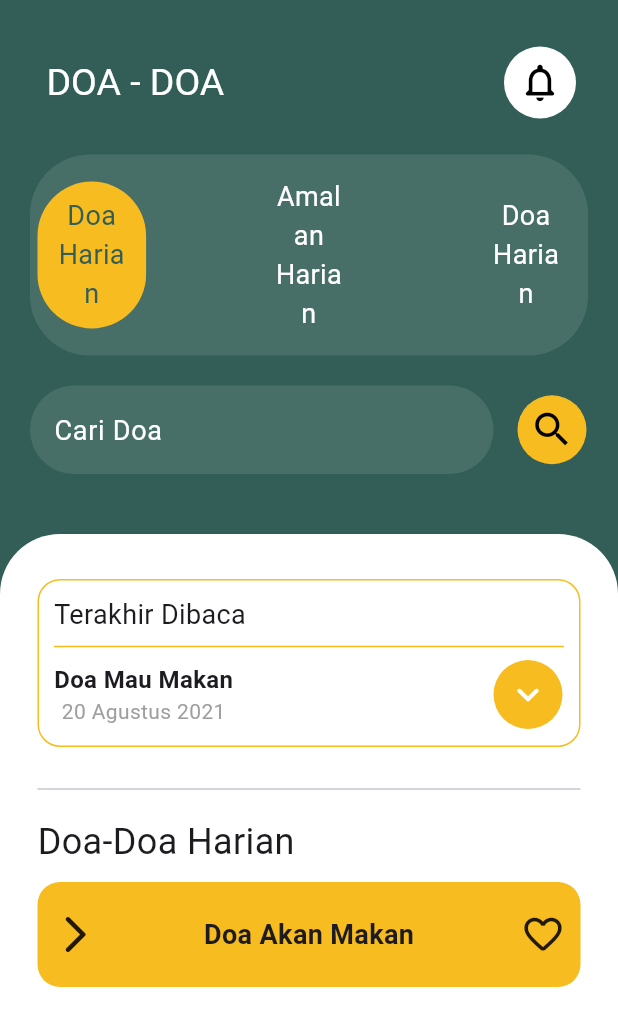
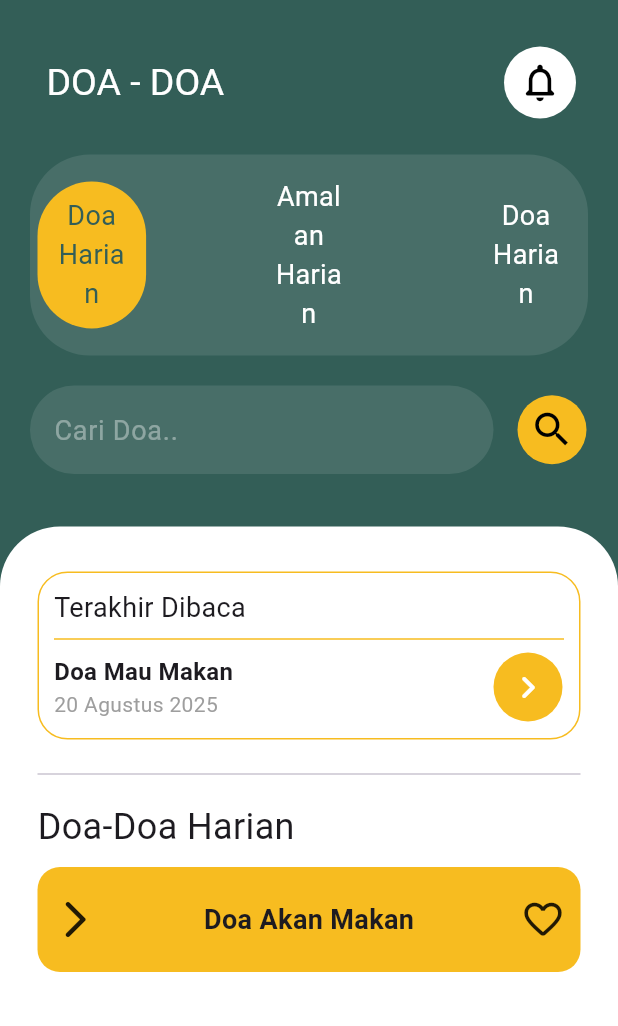
Before and after one commit to annasnurdin/doanya, a Flutter app: the screen it shows after launch, on a phone screen of 412 x 824 dp. Shown: the top 1026 px of the screen. Run offline on Flutter 3.47's test engine with Material 3 defaults, Android fonts, the phone set to English and light mode, and no system bars; our stand-ins replace google_fonts; Roboto replaces fonts that are missing (Poppins).

Commit message:
Perbaikan di doa terkahir dibaca

```diff
--- a/lib/pages/home.dart
+++ b/lib/pages/home.dart
@@ -135,9 +135,9 @@ class _HomeState extends State<Home> {
                     decoration: InputDecoration(
                       filled: true,
                       fillColor: Colors.white10,
-                      hintText: 'Cari Doa',
+                      hintText: 'Cari Doa..',
                       hintStyle: TextStyle(
-                        color: Colors.white,
+                        color: Colors.white38,
                         fontFamily: 'Poppins',
                       ),
                       border: OutlineInputBorder(
@@ -167,7 +167,7 @@ class _HomeState extends State<Home> {
               ],
             ),
           ),
-          const SizedBox(height: 40.0),
+          const SizedBox(height: 35.0),
           // List Doa
           Container(
             width: MediaQuery.of(context).size.width,
@@ -190,8 +190,8 @@ class _HomeState extends State<Home> {
                     padding: const EdgeInsets.all(10.0),
                     width: MediaQuery.of(context).size.width,
                     decoration: BoxDecoration(
-                      color: Colors.white12,
-                      borderRadius: BorderRadius.circular(15.0),
+                      color: Colors.white70,
+                      borderRadius: BorderRadius.circular(20.0),
                       border: Border.all(color: secondaryColor),
                     ),
                     child: Column(
@@ -199,13 +199,12 @@ class _HomeState extends State<Home> {
                       children: [
                         const Text('Terakhir Dibaca',
                             style: TextStyle(fontSize: 18.0)),
-                        Divider(
-                          color: secondaryColor,
-                        ),
+                        Divider(color: secondaryColor),
                         Row(
                           mainAxisAlignment: MainAxisAlignment.spaceBetween,
                           children: [
                             const Column(
+                              crossAxisAlignment: CrossAxisAlignment.start,
                               children: [
                                 Text(
                                   'Doa Mau Makan',
@@ -215,12 +214,14 @@ class _HomeState extends State<Home> {
                                     fontWeight: FontWeight.bold,
                                   ),
                                 ),
-                                Text('20 Agustus 2021',
+                                Text(
+                                  '20 Agustus 2025',
                                   style: TextStyle(
                                     fontSize: 14.0,
                                     fontFamily: 'Poppins',
                                     color: Colors.grey,
-                                    )),
+                                  ),
+                                ),
                               ],
                             ),
                             IconButton(
@@ -235,7 +236,7 @@ class _HomeState extends State<Home> {
                                 ),
                               ),
                               icon: const Icon(
-                                Icons.keyboard_arrow_down_rounded,
+                                Icons.keyboard_arrow_right_rounded,
                                 color: Colors.white,
                                 size: 30.0,
                               ),
@@ -245,16 +246,14 @@ class _HomeState extends State<Home> {
                       ],
                     ),
                   ),
-                  const SizedBox(height: 20.0),
+                  const SizedBox(height: 15.0),
                   const Divider(),
                   const SizedBox(height: 10.0),
                   // List Doa
-                  const Text(
-                    'Doa-Doa Harian',
+                  const Text('Doa-Doa Harian',
                       style: TextStyle(
                         fontSize: 24.0,
-                    ),
-                  ),
+                      )),
                   const SizedBox(height: 10.0),
                   Container(
                     decoration: BoxDecoration(
@@ -281,51 +280,11 @@ class _HomeState extends State<Home> {
                     ),
                   )
                 ],
-                // child: ListView.builder(
-                //   itemCount: 10,
-                //   itemBuilder: (context, index) {
-                //     return ListTile(
-                //       leading: const CircleAvatar(
-                //         backgroundImage:
-                //             NetworkImage('https://via.placeholder.com/150'),
-                //       ),
-                //       title: Text('Judul Doa ${index + 1}',
-                //           style: const TextStyle(fontWeight: FontWeight.bold)),
-                //       subtitle:
-                //           const Text('Deskripsi singkat tentang doa ini...'),
-                //       trailing: const Icon(Icons.arrow_forward_ios),
-                //       onTap: () {},
-                //       // tileColor: index % 2 == 0 ? Colors.grey[200] : Colors.white,
-                //       shape: RoundedRectangleBorder(
-                //         borderRadius: BorderRadius.circular(10.0),
-                //       ),
-                //     );
-                //   },
-                // ),
               ),
             ),
           )
         ],
       ),
-      // body: ListView.builder(
-      // itemCount: 10,
-      // itemBuilder: (context, index) {
-      //   return ListTile(
-      //     leading: const CircleAvatar(
-      //       backgroundImage: NetworkImage('https://via.placeholder.com/150'),
-      //     ),
-      //     title: Text('Judul Doa ${index + 1}',
-      //         style: const TextStyle(fontWeight: FontWeight.bold)),
-      //     subtitle: const Text('Deskripsi singkat tentang doa ini...'),
-      //     trailing: const Icon(Icons.arrow_forward_ios),
-      //     onTap: () {},
-      //     tileColor: index % 2 == 0 ? Colors.grey[200] : Colors.white,
-      //     shape: RoundedRectangleBorder(
-      //       borderRadius: BorderRadius.circular(10.0),
-      //     ),
-      //   );
-      // },
-      // ),
     );
   }
 }
```
Lines whose indentation alone changed are shown as unchanged.
